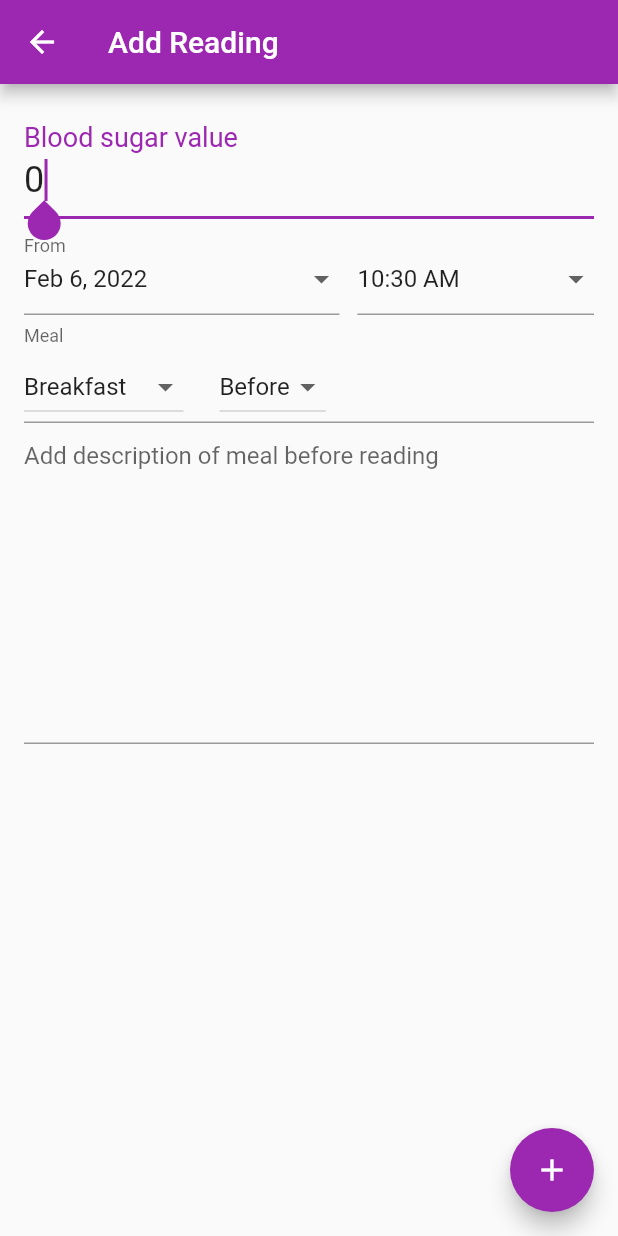
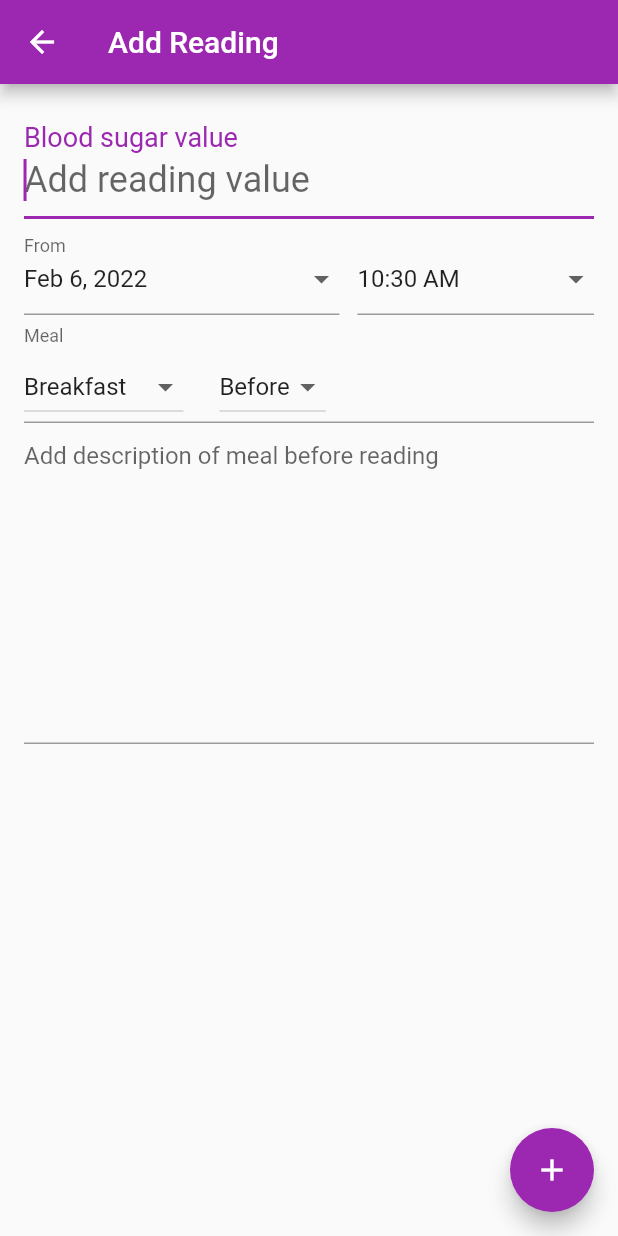
Before and after one commit to pastpap/sugar-balance, a Flutter app: the AddEditScreen screen opened by its route, on a phone screen of 412 x 824 dp. Run offline on Flutter 3.47's test engine with Material 2 defaults, Android fonts, the phone set to English and light mode, and no system bars; our stand-ins replace bloc, charts_flutter, equatable, flutter_bloc, rxdart, sliding_up_panel; statements that could not run were skipped.

Commit message:
Updated validation and text for reading entry

```diff
--- a/lib/localizations/localization.dart
+++ b/lib/localizations/localization.dart
@@ -126,9 +126,9 @@ class SugarBalanceLocalizations {
         locale: locale.toString(),
       );
 
-  String get emptyBloodLevel => Intl.message(
-        'Please enter a number',
-        name: 'emptyBloodLevel',
+  String get emptyOrIncorrectBloodSugarLevel => Intl.message(
+        'Please enter a number higher than 0 and lower than 500',
+        name: 'emptyOrIncorrectBloodSugarLevel',
         args: [],
         locale: locale.toString(),
       );
--- a/lib/screens/add_edit_screen.dart
+++ b/lib/screens/add_edit_screen.dart
@@ -79,7 +79,7 @@ class _AddEditScreenState extends State<AddEditScreen> {
           child: ListView(
             children: [
               TextFormField(
-                initialValue: isEditing ? widget.reading!.value.toString() : '0',
+                initialValue: isEditing ? widget.reading!.value.toString() : '',
                 key: Keys.valueField,
                 keyboardType: TextInputType.number,
                 autofocus: !isEditing,
@@ -89,8 +89,10 @@ class _AddEditScreenState extends State<AddEditScreen> {
                   hintText: "Add reading value", //localizations.newTodoHint,
                 ),
                 validator: (val) {
-                  return val!.trim().isEmpty
-                      ? localizations.emptyBloodLevel
+                  return val!.trim().isEmpty ||
+                          int.parse(val) > 500 ||
+                          int.parse(val) < 1
+                      ? localizations.emptyOrIncorrectBloodSugarLevel
                       : null;
                 },
                 onSaved: (value) => _value = int.parse(value!),
```
